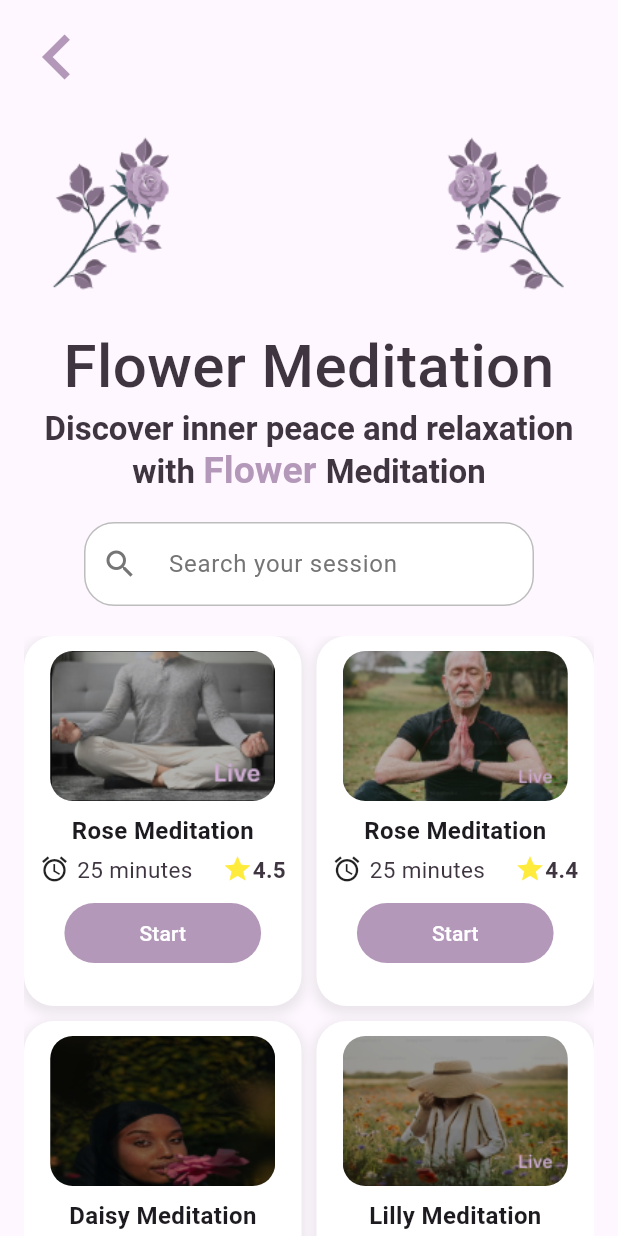
After one commit to spidertunez/ZenRoots-App-, a Flutter app: the Flower1 screen opened by its route, scrolled down 359 dp, after a tap on the "keyboard arrow left" icon, after a tap on "See All", on a phone screen of 412 x 824 dp. The commit adds this screen. Run offline on Flutter 3.47's test engine with Material 3 defaults, Android fonts, the phone set to English and light mode, and no system bars.

Commit message:
created a new page flower page and a grid view in it

```diff
--- a/lib/CustomBottomNavigationBar.dart
+++ b/lib/CustomBottomNavigationBar.dart
@@ -1,4 +1,9 @@
 import 'package:flutter/material.dart';
+import 'home.dart';
+import 'profile.dart';
+import 'favorites.dart';
+import 'notifications.dart';
+import 'group.dart';
 
 class CustomBottomNavigationBar extends StatelessWidget {
   final int currentIndex;
@@ -11,7 +16,7 @@ class CustomBottomNavigationBar extends StatelessWidget {
     return Container(
       margin: EdgeInsets.all(10),
       decoration: BoxDecoration(
-        color: Color(0xfffbf5fb),
+        color: Colors.white,
         borderRadius: BorderRadius.all(Radius.circular(20)),
         border: Border.all(
           color: Colors.purple.shade100,
@@ -23,33 +28,86 @@ class CustomBottomNavigationBar extends StatelessWidget {
         child: BottomNavigationBar(
           items: [
             BottomNavigationBarItem(
-              icon: Icon(Icons.home, size: 30, color: currentIndex == 0 ? Colors.purple : Colors.grey[400]),
+              icon: Icon(
+                Icons.home,
+                size: 30,
+                color: currentIndex == 0 ? Color(0xffCBABD0) : Colors.grey[400],
+              ),
               label: '',
             ),
             BottomNavigationBarItem(
-              icon: Icon(Icons.group, size: 30, color: currentIndex == 1 ? Colors.purple : Colors.grey[400]),
+              icon: Icon(
+                Icons.group,
+                size: 30,
+                color: currentIndex == 1 ?Color(0xffCBABD0) : Colors.grey[400],
+              ),
               label: '',
             ),
             BottomNavigationBarItem(
-              icon: Icon(Icons.notifications, size: 30, color: currentIndex == 2 ? Colors.purple : Colors.grey[400]),
+              icon: Icon(
+                Icons.notifications,
+                size: 30,
+                color: currentIndex == 2 ?Color(0xffCBABD0): Colors.grey[400],
+              ),
               label: '',
             ),
             BottomNavigationBarItem(
-              icon: Icon(Icons.favorite, size: 30, color: currentIndex == 3 ? Colors.purple : Colors.grey[400]),
+              icon: Icon(
+                Icons.favorite,
+                size: 30,
+                color: currentIndex == 3 ? Color(0xffCBABD0): Colors.grey[400],
+              ),
               label: '',
             ),
             BottomNavigationBarItem(
-              icon: Icon(Icons.person, size: 30, color: currentIndex == 4 ? Colors.purple : Colors.grey[400]),
+              icon: Icon(
+                Icons.person,
+                size: 30,
+                color: currentIndex == 4 ? Color(0xffCBABD0): Colors.grey[400],
+              ),
               label: '',
             ),
           ],
           currentIndex: currentIndex,
           onTap: (index) {
-
+            switch (index) {
+              case 0:
+                Navigator.pushReplacement(
+                  context,
+                  MaterialPageRoute(builder: (context) => home()),
+                );
+                break;
+              case 1:
+                Navigator.pushReplacement(
+                  context,
+                  MaterialPageRoute(builder: (context) => group()),
+                );
+                break;
+              case 2:
+                Navigator.pushReplacement(
+                  context,
+                  MaterialPageRoute(builder: (context) => notifications()),
+                );
+                break;
+              case 3:
+                Navigator.pushReplacement(
+                  context,
+                  MaterialPageRoute(builder: (context) => favourites()),
+                );
+                break;
+              case 4:
+                Navigator.pushReplacement(
+                  context,
+                  MaterialPageRoute(builder: (context) => profile()),
+                );
+                break;
+              default:
+                break;
+            }
             onTap(index);
           },
           type: BottomNavigationBarType.fixed,
-          selectedItemColor: Colors.purple,
+          selectedItemColor: Color(0xff3F3541),
           unselectedItemColor: Colors.grey,
           showSelectedLabels: false,
           showUnselectedLabels: false,
--- /dev/null
+++ b/lib/Flower1.dart
@@ -0,0 +1,253 @@
+import 'package:flutter/material.dart';
+import 'package:untitled20/meditation.dart';
+import 'custom_page_route.dart';
+
+
+class Flower1 extends StatefulWidget {
+  const Flower1({super.key});
+  static const String route = '/flower1';
+
+  @override
+  State<Flower1> createState() => _Flower1State();
+}
+
+class _Flower1State extends State<Flower1> {
+
+  final TextEditingController _controller = TextEditingController();
+
+
+  final List<Map<String, String>> _items = [
+    {"image": "assets/images/Frame 33919.png", "title": "Rose Meditation", "rate": "4.5"},
+    {"image": "assets/images/Frame 33919-2.png", "title": "Rose Meditation", "rate": "4.4"},
+    {"image": "assets/images/Frame 33918.png", "title": "Daisy Meditation", "rate": "4.0"},
+    {"image": "assets/images/Frame 33919-3.png", "title": "Lilly Meditation", "rate": "4.4"},
+    {"image": "assets/images/Frame 33918.png", "title": "Rose Meditation", "rate": "4.4"},
+    {"image": "assets/images/Frame 33919.png", "title": "Daisy Meditation", "rate": "4.4"},
+  ];
+
+  @override
+  Widget build(BuildContext context) {
+    return Scaffold(
+      body: SafeArea(
+        child: Column(
+          crossAxisAlignment: CrossAxisAlignment.start,
+          children: [
+            // Row for the back button
+           IconButton(
+                onPressed: () {
+                  Navigator.pushReplacement(
+                    context,
+                    SlidePageRoute(page: meditation()),
+                  );
+                },
+                icon: Icon(
+                  Icons.keyboard_arrow_left,
+                  color: Color(0xffB498B9),
+                  size: 60,
+                ),
+              ),
+
+            // Row for the images
+            Container(
+              margin: EdgeInsets.symmetric(horizontal: 5),
+              child: Row(
+                mainAxisAlignment: MainAxisAlignment.spaceBetween,
+                children: [
+                  Image.asset(
+                    "assets/images/hand.png",
+                    width: 140,
+                    height: 140,
+                  ),
+                  Image.asset(
+                    "assets/images/Rose-2.png",
+                    width: 140,
+                    height: 140,
+                  ),
+                ],
+              ),
+            ),
+
+            Expanded(
+              child: Padding(
+                padding: const EdgeInsets.symmetric(horizontal: 16),
+                child: Column(
+                  crossAxisAlignment: CrossAxisAlignment.center,
+                  children: [
+                    Text(
+                      'Flower Meditation',
+                      style: TextStyle(
+                        fontWeight: FontWeight.w500,
+                        fontSize: 40,
+                        color: Color(0xff3F3541),
+                      ),
+                      textAlign: TextAlign.center,
+                    ),
+                    RichText(
+                      textAlign: TextAlign.center,
+                      text: TextSpan(
+                        text: 'Discover inner peace and relaxation with ',
+                        style: TextStyle(
+                          fontSize: 22,
+                          fontWeight: FontWeight.w600,
+                          color: Color(0xff3F3541),
+                        ),
+                        children: <TextSpan>[
+                          TextSpan(
+                            text: 'Flower ',
+                            style: TextStyle(
+                              fontSize: 25,
+                              fontWeight: FontWeight.bold,
+                              color: Color(0xffB498B9),
+                            ),
+                          ),
+                          TextSpan(
+                            text: 'Meditation',
+                            style: TextStyle(
+                              fontSize: 22,
+                              fontWeight: FontWeight.w600,
+                              color: Color(0xff3F3541),
+                            ),
+                          ),
+                        ],
+                      ),
+                    ),
+                    SizedBox(height: 20),
+                    Container(
+                      width: 300,
+                      child: TextField(
+                        controller: _controller,
+                        decoration: InputDecoration(
+                          filled: true,
+                          fillColor: Colors.white,
+                          prefixIcon: Icon(Icons.search, color: Colors.grey[600]),
+                          border: OutlineInputBorder(
+                            borderRadius: BorderRadius.circular(20),
+                            borderSide: BorderSide(
+                              color: Colors.grey[400]!, // Border color
+                              width: 1, // Border width
+                            ),
+                          ),
+                          enabledBorder: OutlineInputBorder(
+                            borderRadius: BorderRadius.circular(20),
+                            borderSide: BorderSide(
+                              color: Colors.grey[400]!, // Border color
+                              width: 1, // Border width
+                            ),
+                          ),
+                          focusedBorder: OutlineInputBorder(
+                            borderRadius: BorderRadius.circular(12),
+                            borderSide: BorderSide(
+                              color: Colors.black87,
+                              width: 2,
+                            ),
+                          ),
+                          hintText: ' Search your session',
+                          hintStyle: TextStyle(color: Colors.grey[600]),
+                        ),
+                      ),
+                    ),
+                    SizedBox(height: 20),
+                    Expanded(
+                      child: GridView.builder(
+                        gridDelegate: SliverGridDelegateWithFixedCrossAxisCount(
+                          crossAxisCount: 2,
+                          crossAxisSpacing: 10,
+                          mainAxisSpacing: 10,
+                          childAspectRatio: 0.75,
+                        ),
+                        itemCount: _items.length,
+                        itemBuilder: (context, index) {
+                          return Container(
+                            decoration: BoxDecoration(
+                              color: Colors.white,
+                              borderRadius: BorderRadius.circular(20),
+                              boxShadow: [
+                                BoxShadow(
+                                  color: Colors.grey.withOpacity(0.2),
+                                  spreadRadius: 2,
+                                  blurRadius: 5,
+                                  offset: Offset(0, 3),
+                                ),
+                              ],
+                            ),
+                            child: Column(
+                              crossAxisAlignment: CrossAxisAlignment.center,
+                              children: [
+                                SizedBox(height: 10),
+                                ClipRRect(
+                                  borderRadius: BorderRadius.circular(15),
+                                  child: Image.asset(
+                                    _items[index]['image']!,
+                                    width: 150,
+                                    height: 100,
+                                    fit: BoxFit.cover,
+                                  ),
+                                ),
+                                SizedBox(height: 8),
+                                Text(
+                                  _items[index]['title']!,
+                                  style: TextStyle(
+                                    fontSize: 16,
+                                    fontWeight: FontWeight.w600,
+                                  ),
+                                ),
+                                SizedBox(height: 4),
+                                Row(
+                                  mainAxisAlignment: MainAxisAlignment.center,
+                                  children: [
+                                    Icon(Icons.access_alarm, color: Colors.black87, size: 20),
+                                    SizedBox(width: 5),
+                                    Text(
+                                      '25 minutes',
+                                      style: TextStyle(
+                                        fontSize: 15,
+                                        fontWeight: FontWeight.normal,
+                                        color: Color(0xff3F3541),
+                                      ),
+                                    ),
+                                    SizedBox(width: 20),
+                                    Row(
+                                      children: [
+                                        Icon(Icons.star, color: Colors.yellow, size: 20),
+                                        Text(
+                                          _items[index]['rate']!,
+                                          style: TextStyle(
+                                            fontSize: 15,
+                                            fontWeight: FontWeight.w600,
+                                            color: Color(0xff3F3541),
+                                          ),
+                                        ),
+                                      ],
+                                    ),
+                                  ],
+                                ),
+                                SizedBox(height: 8),
+                                TextButton(
+                                  onPressed: () {
+
+                                  },
+                                  style: TextButton.styleFrom(
+                                    padding: EdgeInsets.symmetric(vertical: 5, horizontal: 50),
+                                    foregroundColor: Colors.white, backgroundColor: Color(0xffB498B9),
+                                    shape: RoundedRectangleBorder(
+                                      borderRadius: BorderRadius.circular(20),
+                                    ),
+                                  ),
+                                  child: Text('Start'),
+                                ),
+                              ],
+                            ),
+                          );
+                        },
+                      ),
+                    ),
+                  ],
+                ),
+              ),
+            ),
+          ],
+        ),
+      ),
+    );
+  }
+}
--- a/lib/favorites.dart
+++ b/lib/favorites.dart
@@ -1,13 +1,34 @@
 import 'package:flutter/material.dart';
+import 'CustomBottomNavigationBar.dart'; // Make sure this import path is correct
 
-class favourites extends StatelessWidget {
-  const favourites({super.key});
+class favourites extends StatefulWidget {
+  const favourites({Key? key}) : super(key: key);
   static const String route = '/favourites';
+
+  @override
+  _favouritesState createState() => _favouritesState();
+}
+
+class _favouritesState extends State<favourites> {
+  int _currentIndex = 0; // Initialize the current index
 
   @override
   Widget build(BuildContext context) {
     return Scaffold(
       backgroundColor: Colors.cyan,
+      body: Column(
+        children: [
+          // Your widgets go here
+        ],
+      ),
+      bottomNavigationBar: CustomBottomNavigationBar(
+        currentIndex: _currentIndex,
+        onTap: (index) {
+          setState(() {
+            _currentIndex = index;
+          });
+        },
+      ),
     );
   }
 }
--- a/lib/flower.dart
+++ /dev/null
@@ -1,11 +0,0 @@
-import 'package:flutter/material.dart';
-
-class flower extends StatelessWidget {
-  const flower({super.key});
-  static const String route = '/flower';
-
-  @override
-  Widget build(BuildContext context) {
-    return Scaffold();
-  }
-}
--- a/lib/main.dart
+++ b/lib/main.dart
@@ -1,6 +1,6 @@
 import 'package:flutter/material.dart';
 import 'package:untitled20/favorites.dart';
-import 'package:untitled20/flower.dart';
+import 'Flower1.dart';
 import 'package:untitled20/group.dart';
 import 'package:untitled20/home.dart';
 import 'package:untitled20/meditation.dart';
@@ -34,7 +34,7 @@ class MyApp extends StatelessWidget {
         meditation.route:(context)=> const meditation(),
         track.route:(context)=> const track(),
         reduce.route:(context)=> const reduce(),
-        flower.route:(context)=> const flower(),
+        Flower1.route:(context)=> const Flower1(),
         self.route:(context)=> const self(),
         group.route:(context)=> const group(),
         favourites.route:(context)=> const favourites(),
--- a/lib/meditation.dart
+++ b/lib/meditation.dart
@@ -81,7 +81,7 @@ class _MeditationState extends State<meditation> {
                               SizedBox(height: 10),
                               GestureDetector(
                                 onTap: () {
-                                  Navigator.pushNamed(context, '/flower');
+                                  Navigator.pushNamed(context, '/flower1');
                                 },
                                 child: Row(
                                   mainAxisSize: MainAxisSize.min,
--- a/pubspec.yaml
+++ b/pubspec.yaml
@@ -80,6 +80,12 @@ flutter:
     - assets/images/Frame 33878.png
     - assets/images/Frame 33880.png
     - assets/images/pana 2.png
+    - assets/images/hand.png
+    - assets/images/Rose-2.png
+    - assets/images/Frame 33918.png
+    - assets/images/Frame 33919.png
+    - assets/images/Frame 33919-2.png
+    - assets/images/Frame 33919-3.png
   #   - images/a_dot_ham.jpeg
 
   # An image asset can refer to one or more resolution-specific "variants", see
```
Also changed, not shown: assets/images/Frame 33918.png (added), assets/images/Frame 33919-2.png (added), assets/images/Frame 33919-3.png (added), assets/images/Frame 33919.png (added), assets/images/Rose-2.png (added), assets/images/hand.png (added), 2 other files.
